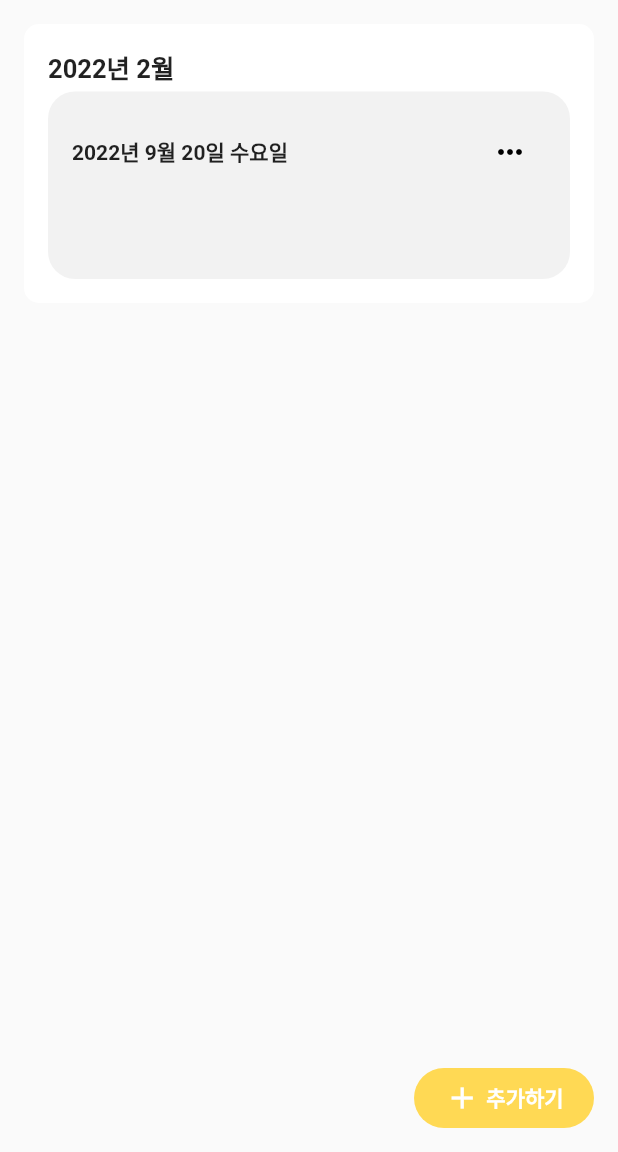
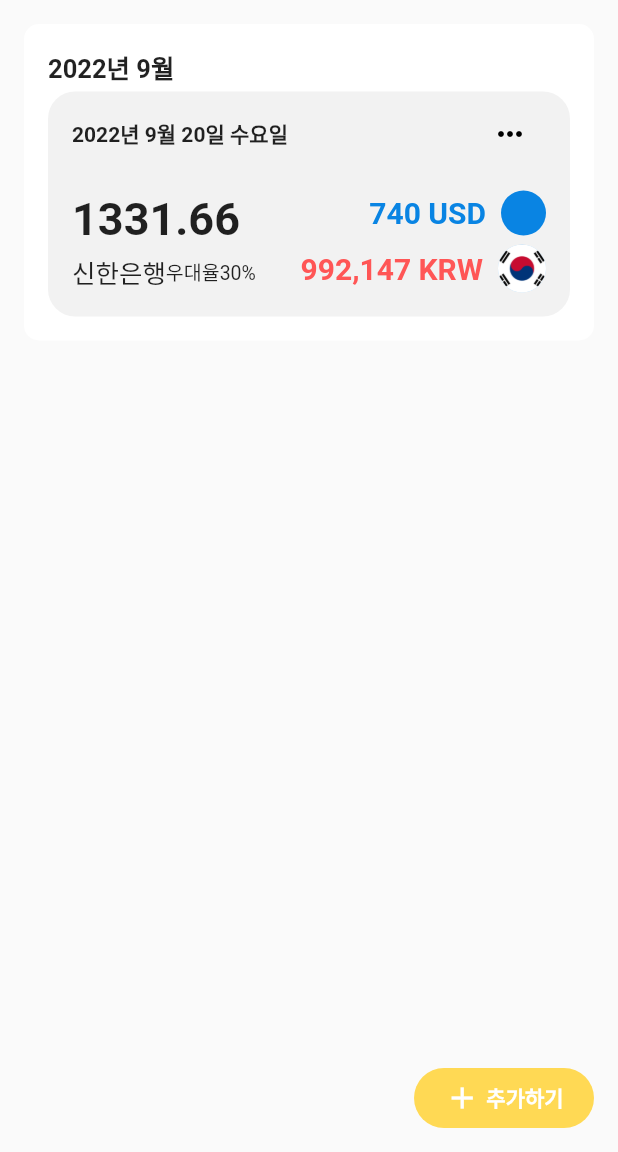
Before and after one commit to Donne-All-Around/DonneAllAround, a Flutter app: the ExchangeRecordPage screen opened directly, on a phone screen of 412 x 824 dp, the part 84-1236 px from its top. Run offline on Flutter 3.47's test engine with Material 2 defaults, Android fonts, the light colour scheme and no system bars; our stand-ins replace awesome_bottom_bar, chat_bubbles, geocoding, geolocator, google_maps_flutter, image_picker and 1 more; missing offline and left inert: bottom_picker.

Commit message:
0921 YH 환전기록페이지 구조 완성

```diff
--- a/frontend/a705/lib/exchange_record_page.dart
+++ b/frontend/a705/lib/exchange_record_page.dart
@@ -29,7 +29,7 @@ class CustomModalWidget extends StatelessWidget {
                 IconButton(
                   icon: const Icon(
                     Icons.close,
-                    size: 28,
+                    size: 40,
                     color: Colors.black,
                   ),
                   onPressed: () {
@@ -121,7 +121,7 @@ class ExchangeRecordPageState extends State<ExchangeRecordPage> {
         ),
         body: SingleChildScrollView(
           child: Column(
-            crossAxisAlignment: CrossAxisAlignment.start,
+            crossAxisAlignment: CrossAxisAlignment.center,
             children: [
               Container(
                 margin: const EdgeInsets.all(16.0),
@@ -134,7 +134,7 @@ class ExchangeRecordPageState extends State<ExchangeRecordPage> {
                   crossAxisAlignment: CrossAxisAlignment.start,
                   children: [
                     const Text(
-                      '2022년 2월',
+                      '2022년 9월',
                       style: TextStyle(
                         fontWeight: FontWeight.bold,
                         fontSize: 17,
@@ -143,7 +143,7 @@ class ExchangeRecordPageState extends State<ExchangeRecordPage> {
                     const SizedBox(height: 4),
                     Container(
                       width: 350,
-                      height: 125,
+                      height: 150,
                       decoration: BoxDecoration(
                         borderRadius: BorderRadius.circular(18.0),
                         color: const Color(0xFFF2F2F2),
@@ -152,18 +152,18 @@ class ExchangeRecordPageState extends State<ExchangeRecordPage> {
                           crossAxisAlignment: CrossAxisAlignment.start,
                         children: [
                           Container(
-                            margin: const EdgeInsets.all(16),
+                            margin: const EdgeInsets.fromLTRB(16, 4, 16, 4),
                             child: Row(
                               mainAxisAlignment: MainAxisAlignment.spaceBetween,
                               children: [
-                                Text(
+                                const Text(
                                   '2022년 9월 20일 수요일',
                                   style: TextStyle(
                                     fontWeight: FontWeight.bold,
                                   ),
                                 ),
                                 IconButton(
-                                  icon: Icon(
+                                  icon: const Icon(
                                     Icons.more_horiz,
                                     color: Colors.black,
                                   ),
@@ -179,6 +179,107 @@ class ExchangeRecordPageState extends State<ExchangeRecordPage> {
                               ]
                             )
                           ),
+                          SizedBox(height: 10),
+                          Container(
+                            margin: EdgeInsets.symmetric(horizontal: 16),
+                            child: Row(
+                              mainAxisAlignment: MainAxisAlignment.spaceBetween,
+                              children: [
+                                Column(
+                                  crossAxisAlignment: CrossAxisAlignment.start,
+                                  children: [
+                                    Text(
+                                      '1331.66',
+                                      style: TextStyle(
+                                        fontWeight: FontWeight.bold,
+                                        fontSize: 30,
+                                      )
+                                    ),
+                                    SizedBox(height:5),
+                                    Row(
+                                      mainAxisAlignment: MainAxisAlignment.start,
+                                      children: [
+                                        Text(
+                                          '신한은행',
+                                          style: TextStyle(
+                                            fontSize: 17,
+                                          )
+                                        ),
+                                        Text(
+                                          '우대율30%',
+                                          style: TextStyle(
+                                          fontSize: 13,
+                                          )
+                                        )
+                                      ]
+                                    )
+                                  ]
+                                ),
+                                Column(
+                                  crossAxisAlignment: CrossAxisAlignment.end,
+                                  children: [
+                                    Row(
+                                      mainAxisAlignment: MainAxisAlignment.end,
+                                      children: [
+                                        Text(
+                                          '740',
+                                          style: TextStyle(
+                                            fontSize: 20,
+                                            fontWeight: FontWeight.bold,
+                                            color: Color(0xFF0984E3),
+                                          )
+                                        ),
+                                        Text(
+                                          ' USD',
+                                          style: TextStyle(
+                                            fontSize: 20,
+                                            fontWeight: FontWeight.bold,
+                                            color: Color(0xFF0984E3)
+                                          )
+                                        ),                                              SizedBox(width: 10),
+                                        Container(
+                                          width: 30,
+                                          height: 30,
+                                          decoration: BoxDecoration(
+                                            color: Color(0xFF0984E3),
+                                            shape: BoxShape.circle,
+                                          )
+                                        )
+                                      ]
+                                    ),
+                                    SizedBox(height:6),
+                                    Row(
+                                      mainAxisAlignment: MainAxisAlignment.end,
+                                      children: [
+                                        Text(
+                                          '992,147',
+                                          style: TextStyle(
+                                            fontSize: 20,
+                                            fontWeight: FontWeight.bold,
+                                            color: Color(0xFFFF5656),
+                                          )
+                                        ),
+                                        Text(
+                                          ' KRW',
+                                          style: TextStyle(
+                                            fontSize: 20,
+                                            fontWeight: FontWeight.bold,
+                                            color: Color(0xFFFF5656),
+                                          )
+                                        ),
+                                        SizedBox(width: 10),
+                                        CircleAvatar(
+                                          backgroundImage:
+                                          AssetImage('assets/images/korea.png'),
+                                          radius: 16,
+                                        ),
+                                      ]
+                                    )
+                                  ]
+                                )
+                              ]
+                            )
+                          )
                         ]
                       )
                     )
@@ -200,7 +301,7 @@ class ExchangeRecordPageState extends State<ExchangeRecordPage> {
             onPressed: () {
               Navigator.push(
                 context,
-                MaterialPageRoute(builder: (context) => ExchangeRecordCreatePage()));
+                MaterialPageRoute(builder: (context) => const ExchangeRecordCreatePage()));
             },
             child: const Row(
               mainAxisAlignment: MainAxisAlignment.center,
```
